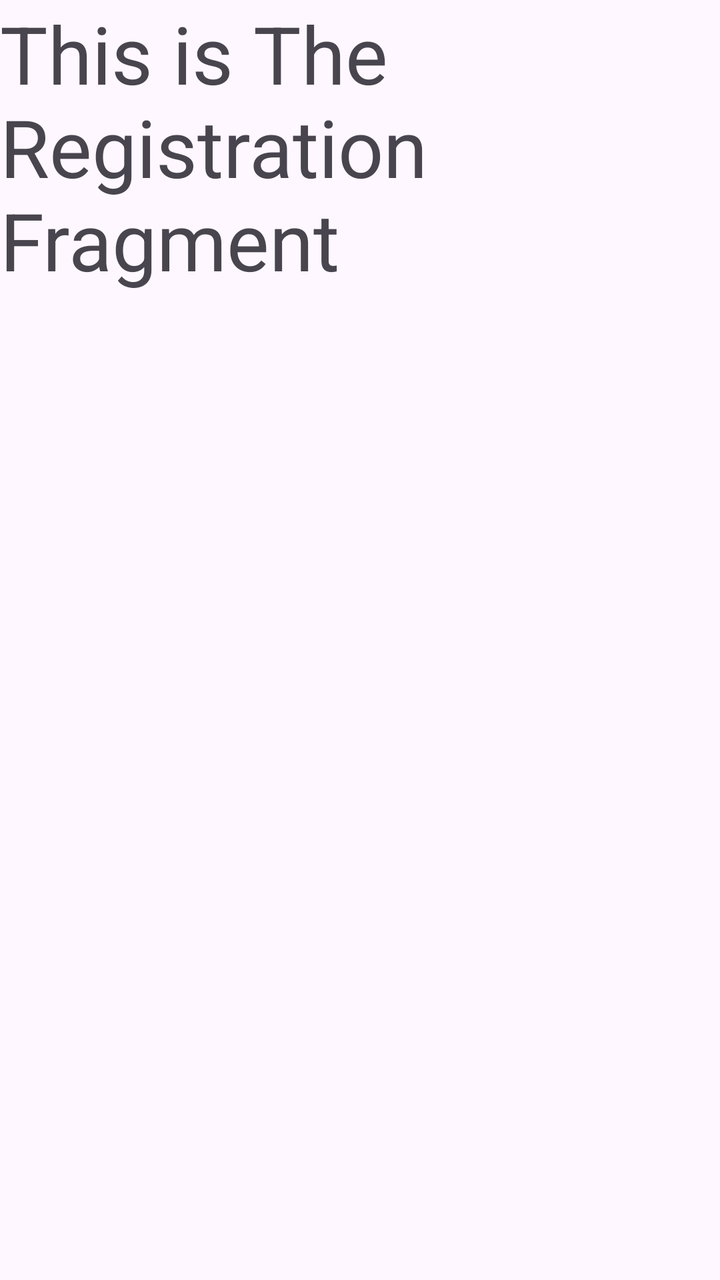
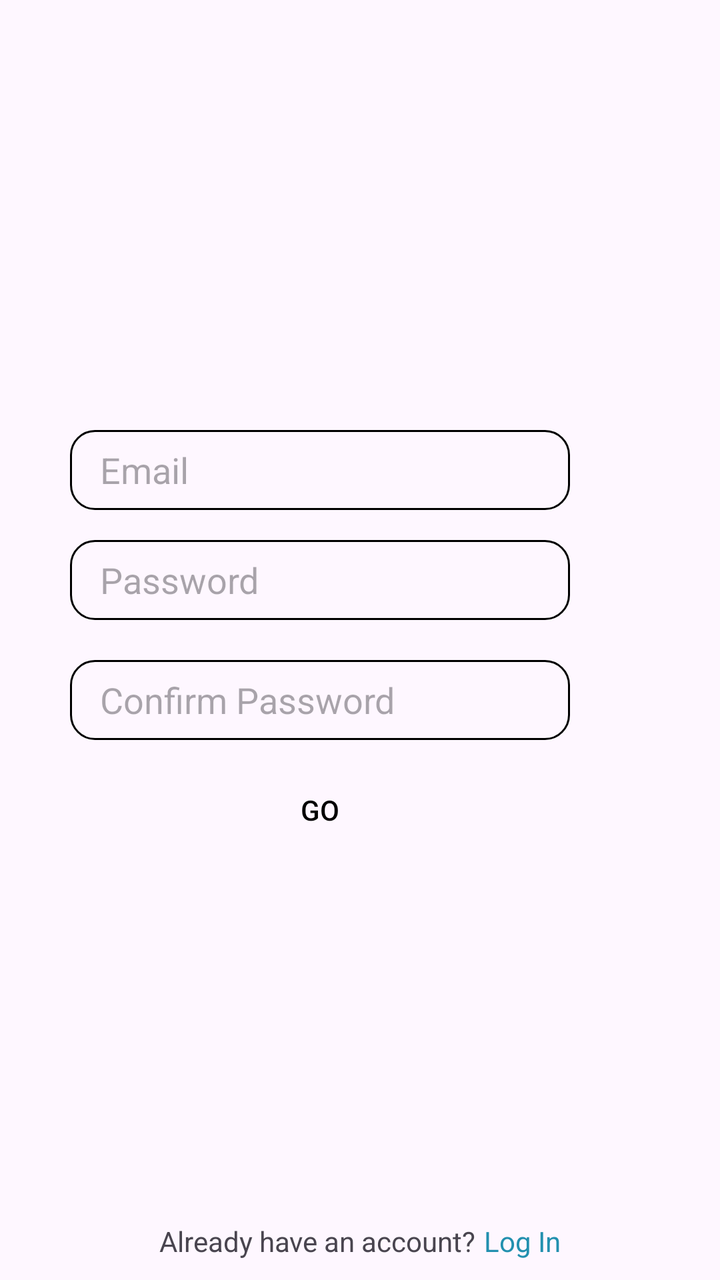

Before-and-after screenshots of an Android layout around one commit, followed by the original layout XML and the change that was made.
<!-- AndroidManifest.xml: application theme Theme.Buscor -->
<!-- res/layout/fragment_registration.xml -->
<?xml version="1.0" encoding="utf-8"?>
<FrameLayout xmlns:android="http://schemas.android.com/apk/res/android"
    xmlns:tools="http://schemas.android.com/tools"
    android:layout_width="match_parent"
    android:layout_height="match_parent"
    tools:context=".views.Registration.Registration">

    
    <TextView
        android:layout_width="match_parent"
        android:layout_height="match_parent"
        android:text="This is The Registration Fragment"
        android:textSize="40sp"/>

</FrameLayout>
<!-- resources referenced by this layout -->
<resources>
  <style name="Theme.Buscor" parent="Base.Theme.Buscor" />
  <style name="Base.Theme.Buscor" parent="Theme.Material3.DayNight.NoActionBar">
          
          
      </style>
</resources>

<!-- the commit's change to res/layout/fragment_registration.xml (unified diff, before → after) -->
@@ -1,15 +1,207 @@
 <?xml version="1.0" encoding="utf-8"?>
-<FrameLayout xmlns:android="http://schemas.android.com/apk/res/android"
+<androidx.constraintlayout.widget.ConstraintLayout xmlns:android="http://schemas.android.com/apk/res/android"
+    xmlns:app="http://schemas.android.com/apk/res-auto"
     xmlns:tools="http://schemas.android.com/tools"
     android:layout_width="match_parent"
     android:layout_height="match_parent"
     tools:context=".views.Registration.Registration">
 
-    
-    <TextView
-        android:layout_width="match_parent"
-        android:layout_height="match_parent"
-        android:text="This is The Registration Fragment"
-        android:textSize="40sp"/>
-
-</FrameLayout>
+    <LinearLayout
+        android:layout_width="wrap_content"
+        android:layout_height="wrap_content"
+        android:layout_gravity="bottom"
+        android:layout_margin="35dp"
+        android:orientation="vertical"
+        app:layout_constraintBottom_toBottomOf="parent"
+        app:layout_constraintEnd_toEndOf="parent"
+        app:layout_constraintHorizontal_bias="0.0"
+        app:layout_constraintStart_toStartOf="parent"
+        app:layout_constraintTop_toTopOf="parent">
+
+        <TextView
+            android:layout_width="wrap_content"
+            android:layout_height="wrap_content"
+            android:text="@string/missing_credentials_fill_in_all_fields"
+            app:layout_constraintBottom_toBottomOf="parent"
+            app:layout_constraintEnd_toEndOf="parent"
+            app:layout_constraintStart_toStartOf="parent"
+            android:textColor="@color/error_red"
+            android:layout_marginBottom="10dp"
+            android:visibility="gone"
+            />
+
+        <LinearLayout
+            android:layout_width="wrap_content"
+            android:layout_height="wrap_content"
+            android:orientation="horizontal">
+
+          <LinearLayout
+              android:layout_width="wrap_content"
+              android:layout_height="wrap_content"
+              android:orientation="vertical">
+
+              <EditText
+                  android:id="@+id/registerEmail"
+                  android:layout_width="250dp"
+                  android:layout_height="40dp"
+                  android:layout_marginBottom="15dp"
+                  android:background="@drawable/edit_text_border"
+                  android:hint="@string/email"
+                  android:paddingLeft="15dp" />
+
+              <TextView
+                  android:layout_width="wrap_content"
+                  android:layout_height="wrap_content"
+                  android:text="@string/missing"
+                  app:layout_constraintBottom_toBottomOf="parent"
+                  app:layout_constraintEnd_toEndOf="parent"
+                  app:layout_constraintStart_toStartOf="parent"
+                  android:textColor="@color/error_red"
+                  android:layout_marginBottom="10dp"
+                  android:layout_gravity="end"
+                  android:visibility="gone"
+
+                  />
+
+          </LinearLayout>
+
+            <ImageView
+                android:layout_width="wrap_content"
+                android:layout_height="wrap_content"
+                android:src="@drawable/error_icon"
+                android:layout_margin="10dp"
+                android:visibility="gone"/>
+
+        </LinearLayout>
+
+        <LinearLayout
+            android:layout_width="wrap_content"
+            android:layout_height="wrap_content"
+            android:orientation="horizontal">
+
+            <LinearLayout
+                android:layout_width="wrap_content"
+                android:layout_height="wrap_content"
+                android:orientation="vertical">
+
+                <EditText
+                    android:id="@+id/registerPassword"
+                    android:layout_width="250dp"
+                    android:layout_height="40dp"
+                    android:layout_marginBottom="20dp"
+                    android:background="@drawable/edit_text_border"
+                    android:hint="@string/password"
+                    android:paddingLeft="15dp" />
+
+                <TextView
+                    android:layout_width="wrap_content"
+                    android:layout_height="wrap_content"
+                    android:text="@string/missing"
+                    app:layout_constraintBottom_toBottomOf="parent"
+                    app:layout_constraintEnd_toEndOf="parent"
+                    app:layout_constraintStart_toStartOf="parent"
+                    android:textColor="@color/error_red"
+                    android:layout_marginBottom="10dp"
+                    android:layout_gravity="end"
+                    android:visibility="gone"
+
+                    />
+
+            </LinearLayout>
+
+            <ImageView
+                android:layout_width="wrap_content"
+                android:layout_height="wrap_content"
+                android:src="@drawable/error_icon"
+                android:layout_margin="10dp"
+                android:visibility="gone"/>
+
+        </LinearLayout>
+
+        <LinearLayout
+            android:layout_width="wrap_content"
+            android:layout_height="wrap_content"
+            android:orientation="horizontal">
+
+            <LinearLayout
+                android:layout_width="wrap_content"
+                android:layout_height="wrap_content"
+                android:orientation="vertical">
+
+                <EditText
+                    android:id="@+id/registerConfirmPassword"
+                    android:layout_width="250dp"
+                    android:layout_height="40dp"
+                    android:layout_marginBottom="15dp"
+                    android:background="@drawable/edit_text_border"
+                    android:hint="Confirm Password"
+                    android:paddingLeft="15dp" />
+
+                <TextView
+                    android:layout_width="wrap_content"
+                    android:layout_height="wrap_content"
+                    android:text="@string/missing"
+                    app:layout_constraintBottom_toBottomOf="parent"
+                    app:layout_constraintEnd_toEndOf="parent"
+                    app:layout_constraintStart_toStartOf="parent"
+                    android:textColor="@color/error_red"
+                    android:layout_marginBottom="10dp"
+                    android:layout_gravity="end"
+                    android:visibility="gone"
+
+                    />
+
+            </LinearLayout>
+
+            <ImageView
+                android:layout_width="wrap_content"
+                android:layout_height="wrap_content"
+                android:src="@drawable/error_icon"
+                android:layout_margin="10dp"
+                android:visibility="gone"/>
+
+        </LinearLayout>
+
+        <Button
+            android:layout_width="100dp"
+            android:layout_height="40dp"
+            android:layout_gravity="center"
+            android:text="@string/go"
+            android:textColor="@color/black"
+            android:backgroundTint="@android:color/transparent"
+            android:background="@drawable/button_border"
+            />/>
+
+    </LinearLayout>
+
+
+    <LinearLayout
+        android:layout_width="wrap_content"
+        android:layout_height="wrap_content"
+        android:orientation="horizontal"
+        app:layout_constraintBottom_toBottomOf="parent"
+        app:layout_constraintEnd_toEndOf="parent"
+        app:layout_constraintStart_toStartOf="parent"
+        android:layout_marginBottom="10dp">
+
+        <TextView
+            android:layout_width="wrap_content"
+            android:layout_height="wrap_content"
+            android:text="@string/already_have_an_account_log_in"
+            app:layout_constraintBottom_toBottomOf="parent"
+            app:layout_constraintEnd_toEndOf="parent"
+            app:layout_constraintStart_toStartOf="parent"
+            android:layout_marginRight="4dp"/>
+
+        <TextView
+            android:layout_width="wrap_content"
+            android:layout_height="wrap_content"
+            android:text="@string/log_in"
+            app:layout_constraintBottom_toBottomOf="parent"
+            app:layout_constraintEnd_toEndOf="parent"
+            app:layout_constraintStart_toStartOf="parent"
+            android:textColor="@color/Login_and_Register_BottomText_color"/>
+    </LinearLayout>
+
+
+</androidx.constraintlayout.widget.ConstraintLayout>
<!-- resource entries referenced after the edit -->
@@ -1,5 +1,53 @@
 <!-- resources referenced by this layout -->
 <resources>
+  <color name="Login_and_Register_BottomText_color">#2290AF</color>
+  <color name="black">#FF000000</color>
+  <color name="error_red">#FF0000</color>
+  <!-- drawable button_border (drawable) -->
+  <shape
+      xmlns:android="http://schemas.android.com/apk/res/android"
+      android:shape="rectangle">
+      <solid
+          android:color="@android:color/transparent"/>
+  
+      <corners
+          android:bottomRightRadius="30dp"
+          android:bottomLeftRadius="30dp"
+          android:topLeftRadius="30dp"
+          android:topRightRadius="30dp"/>
+      <stroke
+          android:color="@color/black"
+          android:width="1dp"/>
+  </shape>
+  <!-- drawable edit_text_border (drawable) -->
+  <shape
+      xmlns:android="http://schemas.android.com/apk/res/android"
+      android:shape="rectangle">
+      <solid
+          android:color="@android:color/transparent"/>
+  
+      <corners
+          android:bottomRightRadius="12dp"
+          android:bottomLeftRadius="12dp"
+          android:topLeftRadius="12dp"
+          android:topRightRadius="12dp"/>
+      <stroke
+          android:color="@color/black"
+          android:width="1dp"/>
+  </shape>
+  <!-- drawable error_icon (drawable) -->
+  <vector xmlns:android="http://schemas.android.com/apk/res/android" android:height="24dp" android:tint="#FF0000" android:viewportHeight="960" android:viewportWidth="960" android:width="24dp">
+        
+      <path android:fillColor="@android:color/white" android:pathData="M508.5,668.5Q520,657 520,640Q520,623 508.5,611.5Q497,600 480,600Q463,600 451.5,611.5Q440,623 440,640Q440,657 451.5,668.5Q463,680 480,680Q497,680 508.5,668.5ZM440,520L520,520L520,280L440,280L440,520ZM480,880Q397,880 324,848.5Q251,817 197,763Q143,709 111.5,636Q80,563 80,480Q80,397 111.5,324Q143,251 197,197Q251,143 324,111.5Q397,80 480,80Q563,80 636,111.5Q709,143 763,197Q817,251 848.5,324Q880,397 880,480Q880,563 848.5,636Q817,709 763,763Q709,817 636,848.5Q563,880 480,880ZM480,800Q614,800 707,707Q800,614 800,480Q800,346 707,253Q614,160 480,160Q346,160 253,253Q160,346 160,480Q160,614 253,707Q346,800 480,800ZM480,480Q480,480 480,480Q480,480 480,480Q480,480 480,480Q480,480 480,480Q480,480 480,480Q480,480 480,480Q480,480 480,480Q480,480 480,480Z"/>
+      
+  </vector>
+  <string name="already_have_an_account_log_in">Already have an account?</string>
+  <string name="email">Email</string>
+  <string name="go">Go</string>
+  <string name="log_in">Log In</string>
+  <string name="missing">Missing</string>
+  <string name="missing_credentials_fill_in_all_fields">Missing Credentials ! Fill In all Fields</string>
+  <string name="password">Password</string>
   <style name="Theme.Buscor" parent="Base.Theme.Buscor" />
   <style name="Base.Theme.Buscor" parent="Theme.Material3.DayNight.NoActionBar">
           
